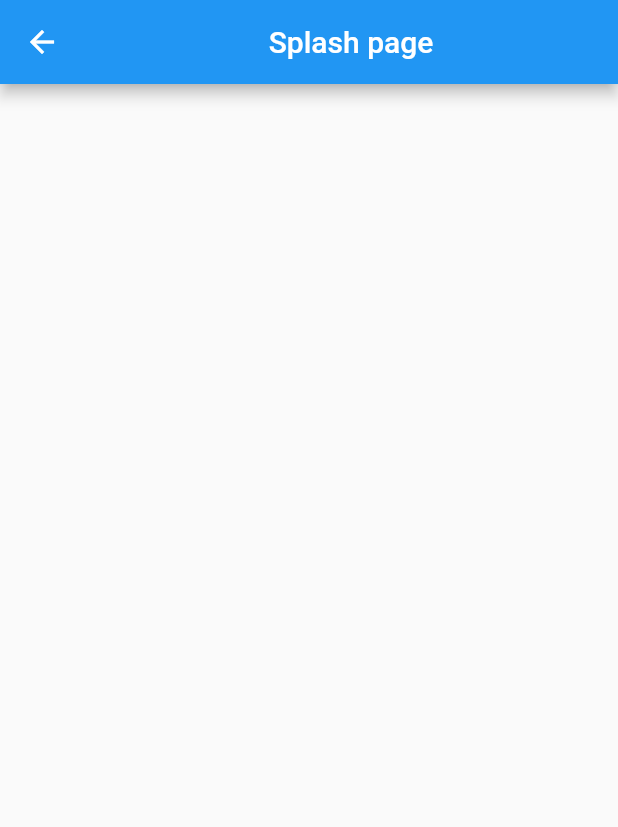
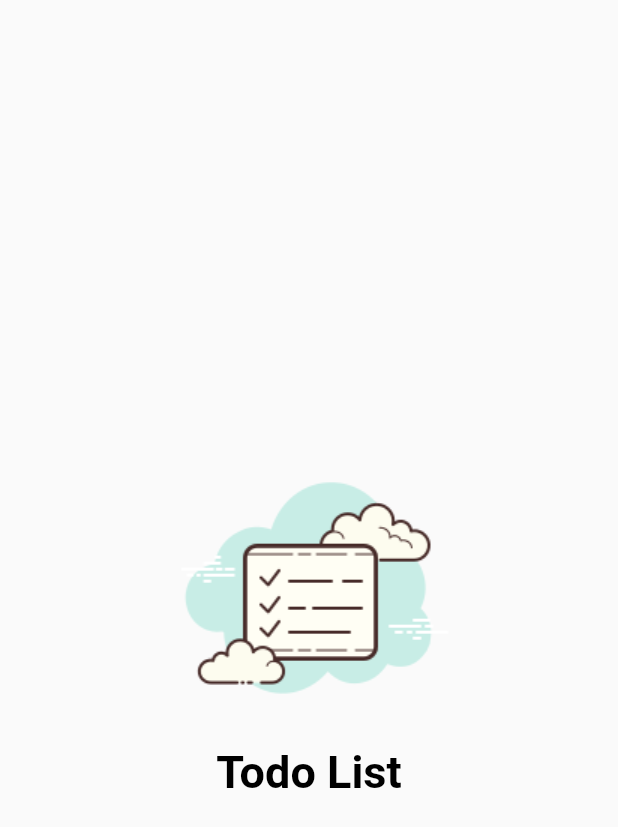
Before and after one commit to CharlestonRibeiro/Todo_list, a Flutter app: the SplashPage screen opened by its route, on a phone screen of 412 x 824 dp. Shown: the top 827 px of the screen. Run offline on Flutter 3.47's test engine with Material 2 defaults, Android fonts, the phone set to English and light mode, and no system bars; our stand-ins replace flutter_signin_button.

Commit message:
navigation and logo SplashPage()

```diff
--- a/lib/app_widget.dart
+++ b/lib/app_widget.dart
@@ -11,7 +11,7 @@ class AppWidget extends StatelessWidget {
     return MaterialApp(
       debugShowCheckedModeBanner: false,
       title: 'Todo List',
-      home: const SignInPage(),
+      home: const SplashPage(),
       routes: {
         SplashPage.route: (_) => const SplashPage(),
         SignInPage.route: (_) => const SignInPage(),
--- a/lib/modules/splash/splash_page.dart
+++ b/lib/modules/splash/splash_page.dart
@@ -1,14 +1,34 @@
 import 'package:flutter/material.dart';
+import 'package:todo_list/core/widgets/custom_logo.dart';
+import 'package:todo_list/modules/sign_in/sign_in_page.dart';
 
-class SplashPage extends StatelessWidget {
+class SplashPage extends StatefulWidget {
   const SplashPage({super.key});
+
+
 
   static const route = '/splash_page';
 
   @override
+  State<SplashPage> createState() => _SplashPageState();
+}
+
+class _SplashPageState extends State<SplashPage> {
+
+  @override
+  void initState() {
+    super.initState();
+    Future.delayed(const Duration(seconds: 4)).then((value) {
+      Navigator.of(context).pushReplacementNamed(SignInPage.route);
+    });
+  }
+
+  @override
   Widget build(BuildContext context) {
-    return Scaffold(
-      appBar: AppBar( title: const Center(child: Text('Splash page')),),
+    return const Scaffold(
+      body: Center(
+        child: CustomLogo(),
+      ),
     );
   }
 }
```
